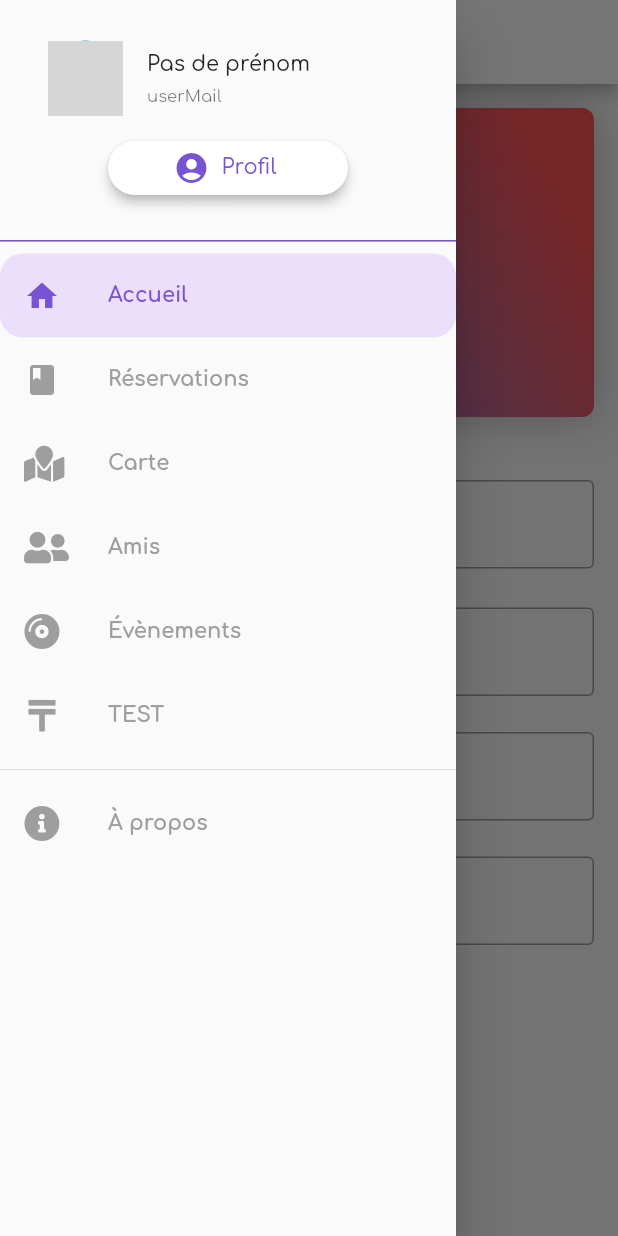
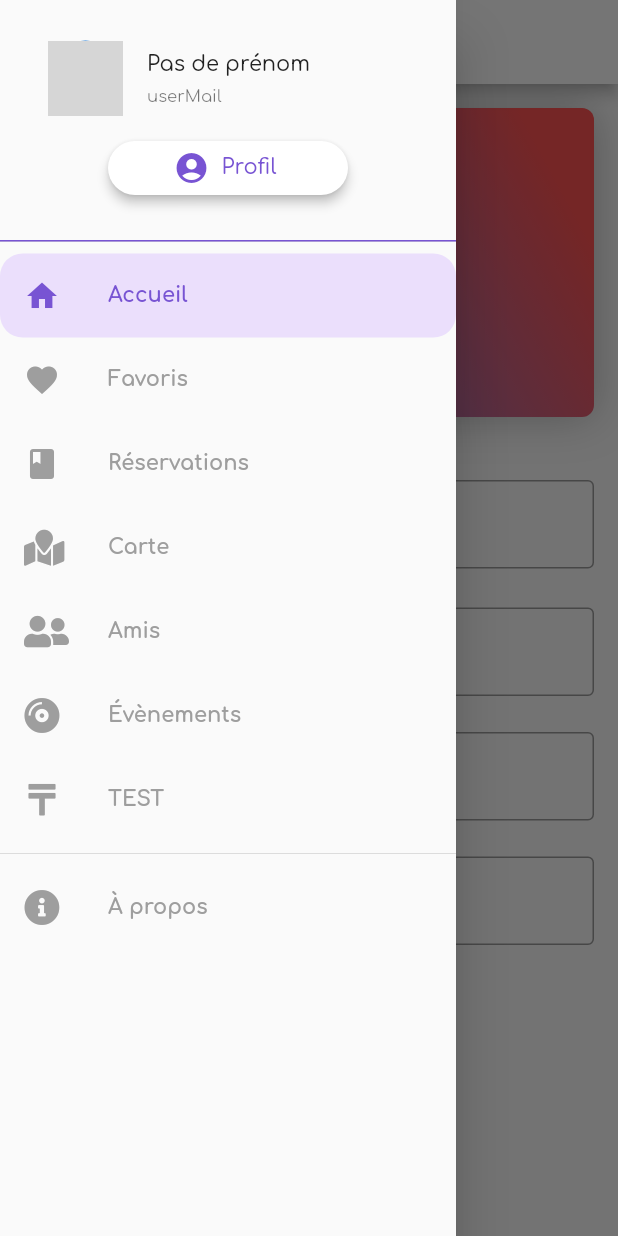
Before and after one commit to jeremySrgt/lynightProject, a Flutter app: the CarteCredit screen opened by its route, with the side drawer open, on a phone screen of 412 x 824 dp. Run offline on Flutter 3.47's test engine with Material 2 defaults, Android fonts, the phone set to English and light mode, and no system bars; our stand-ins replace cloud_firestore, firebase_auth, firebase_storage, flutter_datetime_picker, flutter_slidable, font_awesome_flutter and 8 more; missing offline and left inert: qr_mobile_vision; accounts and stored records are empty; network calls fail; project files that could hold a hidden picture were left out; grey boxes are pictures that could not be loaded.

Commit message:
move favoris nightclub to the drawer instead of the main page

```diff
--- a/lib/widgets/slider.dart
+++ b/lib/widgets/slider.dart
@@ -9,6 +9,7 @@ import 'package:lynight/friends/eventInvitation.dart';
 import 'package:lynight/test/testAdminBoite.dart';
 import 'package:lynight/main.dart';
 import 'package:provider/provider.dart';
+import 'package:lynight/favorites/favoritesNightClub.dart';
 
 class CustomSlider extends StatefulWidget {
 
@@ -224,18 +225,18 @@ class _CustomSliderState extends State<CustomSlider> {
           Container(
             decoration: currentDrawer == 1
                 ? BoxDecoration(
-                    color: Color(0xFFebdffc),
-                    borderRadius: BorderRadius.circular(15.0))
+                color: Color(0xFFebdffc),
+                borderRadius: BorderRadius.circular(15.0))
                 : BoxDecoration(),
             child: ListTile(
               leading: Icon(
-                Icons.book,
+                Icons.favorite,
                 color: currentDrawer == 1
                     ? Theme.of(context).primaryColor
                     : Colors.grey,
               ),
               title: Text(
-                'Réservations',
+                'Favoris',
                 style: TextStyle(
                   fontWeight: FontWeight.bold,
                   color: currentDrawer == 1
@@ -245,9 +246,9 @@ class _CustomSliderState extends State<CustomSlider> {
               ),
               onTap: () {
                 Navigator.of(context).pop();
-                if(widget.activePage == 'Reservations') return;
+                if(widget.activePage == 'Favoris') return;
                 Provider.of<DrawerStateInfo>(context).setCurrentDrawer(1);
-                Navigator.pushReplacement(context ,MaterialPageRoute(builder: (BuildContext context) => ListPage()));
+                Navigator.pushReplacement(context ,MaterialPageRoute(builder: (BuildContext context) => FavoritesNightClub()));
               },
             ),
           ),
@@ -259,13 +260,13 @@ class _CustomSliderState extends State<CustomSlider> {
                 : BoxDecoration(),
             child: ListTile(
               leading: Icon(
-                FontAwesomeIcons.mapMarked,
+                Icons.book,
                 color: currentDrawer == 2
                     ? Theme.of(context).primaryColor
                     : Colors.grey,
               ),
               title: Text(
-                'Carte',
+                'Réservations',
                 style: TextStyle(
                   fontWeight: FontWeight.bold,
                   color: currentDrawer == 2
@@ -275,9 +276,9 @@ class _CustomSliderState extends State<CustomSlider> {
               ),
               onTap: () {
                 Navigator.of(context).pop();
-                if(widget.activePage == 'Maps') return;
+                if(widget.activePage == 'Reservations') return;
                 Provider.of<DrawerStateInfo>(context).setCurrentDrawer(2);
-                Navigator.pushReplacementNamed(context, '/maps');
+                Navigator.pushReplacement(context ,MaterialPageRoute(builder: (BuildContext context) => ListPage()));
               },
             ),
           ),
@@ -289,8 +290,38 @@ class _CustomSliderState extends State<CustomSlider> {
                 : BoxDecoration(),
             child: ListTile(
               leading: Icon(
+                FontAwesomeIcons.mapMarked,
+                color: currentDrawer == 3
+                    ? Theme.of(context).primaryColor
+                    : Colors.grey,
+              ),
+              title: Text(
+                'Carte',
+                style: TextStyle(
+                  fontWeight: FontWeight.bold,
+                  color: currentDrawer == 3
+                      ? Theme.of(context).primaryColor
+                      : Colors.grey,
+                ),
+              ),
+              onTap: () {
+                Navigator.of(context).pop();
+                if(widget.activePage == 'Maps') return;
+                Provider.of<DrawerStateInfo>(context).setCurrentDrawer(3);
+                Navigator.pushReplacementNamed(context, '/maps');
+              },
+            ),
+          ),
+          Container(
+            decoration: currentDrawer == 4
+                ? BoxDecoration(
+                    color: Color(0xFFebdffc),
+                    borderRadius: BorderRadius.circular(15.0))
+                : BoxDecoration(),
+            child: ListTile(
+              leading: Icon(
                 FontAwesomeIcons.userFriends,
-                color: currentDrawer == 3
+                color: currentDrawer == 4
                     ? Theme.of(context).primaryColor
                     : Colors.grey,
               ),
@@ -298,7 +329,7 @@ class _CustomSliderState extends State<CustomSlider> {
                 'Amis',
                 style: TextStyle(
                   fontWeight: FontWeight.bold,
-                  color: currentDrawer == 3
+                  color: currentDrawer == 4
                       ? Theme.of(context).primaryColor
                       : Colors.grey,
                 ),
@@ -307,13 +338,13 @@ class _CustomSliderState extends State<CustomSlider> {
               onTap: () {
                 Navigator.of(context).pop();
                 if(widget.activePage == 'Amis') return;
-                Provider.of<DrawerStateInfo>(context).setCurrentDrawer(3);
+                Provider.of<DrawerStateInfo>(context).setCurrentDrawer(4);
                 Navigator.pushReplacement(context ,MaterialPageRoute(builder: (BuildContext context) => FriendsPage()));
               },
             ),
           ),
           Container(
-            decoration: currentDrawer == 4
+            decoration: currentDrawer == 5
                 ? BoxDecoration(
                 color: Color(0xFFebdffc),
                 borderRadius: BorderRadius.circular(15.0))
@@ -321,7 +352,7 @@ class _CustomSliderState extends State<CustomSlider> {
             child: ListTile(
               leading: Icon(
                 FontAwesomeIcons.compactDisc,
-                color: currentDrawer == 4
+                color: currentDrawer == 5
                     ? Theme.of(context).primaryColor
                     : Colors.grey,
               ),
@@ -329,7 +360,7 @@ class _CustomSliderState extends State<CustomSlider> {
                 'Évènements',
                 style: TextStyle(
                   fontWeight: FontWeight.bold,
-                  color: currentDrawer == 4
+                  color: currentDrawer == 5
                       ? Theme.of(context).primaryColor
                       : Colors.grey,
                 ),
@@ -343,7 +374,7 @@ class _CustomSliderState extends State<CustomSlider> {
               onTap: () {
                 Navigator.of(context).pop();
                 if(widget.activePage == 'Invitation') return;
-                Provider.of<DrawerStateInfo>(context).setCurrentDrawer(4);
+                Provider.of<DrawerStateInfo>(context).setCurrentDrawer(5);
                 Navigator.pushReplacement(context ,MaterialPageRoute(builder: (BuildContext context) => EventInvitation()));
               },
             ),
@@ -351,7 +382,7 @@ class _CustomSliderState extends State<CustomSlider> {
 
 
           Container(
-            decoration: currentDrawer == 5
+            decoration: currentDrawer == 6
                 ? BoxDecoration(
                 color: Color(0xFFebdffc),
                 borderRadius: BorderRadius.circular(15.0))
@@ -359,45 +390,12 @@ class _CustomSliderState extends State<CustomSlider> {
             child: ListTile(
               leading: Icon(
                 FontAwesomeIcons.tenge,
-                color: currentDrawer == 5
+                color: currentDrawer == 6
                     ? Theme.of(context).primaryColor
                     : Colors.grey,
               ),
               title: Text(
                 'TEST',
-                style: TextStyle(
-                  fontWeight: FontWeight.bold,
-                  color: currentDrawer == 5
-                      ? Theme.of(context).primaryColor
-                      : Colors.grey,
-                ),
-              ),
-              onTap: () {
-                Navigator.of(context).pop();
-                if(widget.activePage == 'test') return;
-                Provider.of<DrawerStateInfo>(context).setCurrentDrawer(5);
-                Navigator.pushReplacement(context ,MaterialPageRoute(builder: (BuildContext context) => TestAdminBoite()));
-              },
-            ),
-          ),
-
-
-          Divider(),
-          Container(
-            decoration: currentDrawer == 6
-                ? BoxDecoration(
-                    color: Color(0xFFebdffc),
-                    borderRadius: BorderRadius.circular(15.0))
-                : BoxDecoration(),
-            child: ListTile(
-              leading: Icon(
-                FontAwesomeIcons.infoCircle,
-                color: currentDrawer == 6
-                    ? Theme.of(context).primaryColor
-                    : Colors.grey,
-              ),
-              title: Text(
-                'À propos',
                 style: TextStyle(
                   fontWeight: FontWeight.bold,
                   color: currentDrawer == 6
@@ -407,8 +405,41 @@ class _CustomSliderState extends State<CustomSlider> {
               ),
               onTap: () {
                 Navigator.of(context).pop();
+                if(widget.activePage == 'test') return;
+                Provider.of<DrawerStateInfo>(context).setCurrentDrawer(6);
+                Navigator.pushReplacement(context ,MaterialPageRoute(builder: (BuildContext context) => TestAdminBoite()));
+              },
+            ),
+          ),
+
+
+          Divider(),
+          Container(
+            decoration: currentDrawer == 7
+                ? BoxDecoration(
+                    color: Color(0xFFebdffc),
+                    borderRadius: BorderRadius.circular(15.0))
+                : BoxDecoration(),
+            child: ListTile(
+              leading: Icon(
+                FontAwesomeIcons.infoCircle,
+                color: currentDrawer == 7
+                    ? Theme.of(context).primaryColor
+                    : Colors.grey,
+              ),
+              title: Text(
+                'À propos',
+                style: TextStyle(
+                  fontWeight: FontWeight.bold,
+                  color: currentDrawer == 7
+                      ? Theme.of(context).primaryColor
+                      : Colors.grey,
+                ),
+              ),
+              onTap: () {
+                Navigator.of(context).pop();
                 if(widget.activePage == 'about') return;
-                Provider.of<DrawerStateInfo>(context).setCurrentDrawer(6);
+                Provider.of<DrawerStateInfo>(context).setCurrentDrawer(7);
                 Navigator.pushReplacementNamed(context, '/about');
               },
             ),
```
Also changed, not shown: lib/favorites/favoritesNightClub.dart (+33 -2 lines).
